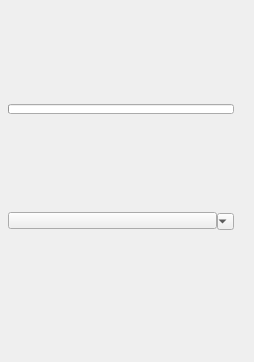
This is ui/1_base_menus/2_sub_menus/3_main_menus/lighting.ui in m3trik/Scripts_portable as Qt 5 draws it before an edit. The edited form follows.
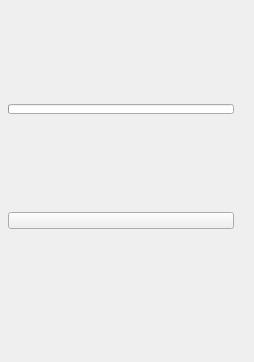
This is the edited form. Custom widgets are drawn as their Qt base class.

```diff
--- a/ui/1_base_menus/2_sub_menus/3_main_menus/lighting.ui
+++ b/ui/1_base_menus/2_sub_menus/3_main_menus/lighting.ui
@@ -51,50 +51,6 @@
      <property name="spacing">
       <number>0</number>
      </property>
-     <item row="1" column="1">
-      <widget class="QPushButton_Draggable" name="pin">
-       <property name="minimumSize">
-        <size>
-         <width>19</width>
-         <height>17</height>
-        </size>
-       </property>
-       <property name="maximumSize">
-        <size>
-         <width>999</width>
-         <height>17</height>
-        </size>
-       </property>
-       <property name="text">
-        <string/>
-       </property>
-       <property name="checkable">
-        <bool>true</bool>
-       </property>
-      </widget>
-     </item>
-     <item row="1" column="2">
-      <widget class="QComboBox_" name="cmb">
-       <property name="sizePolicy">
-        <sizepolicy hsizetype="Minimum" vsizetype="Ignored">
-         <horstretch>0</horstretch>
-         <verstretch>0</verstretch>
-        </sizepolicy>
-       </property>
-       <property name="minimumSize">
-        <size>
-         <width>17</width>
-         <height>17</height>
-        </size>
-       </property>
-       <property name="maximumSize">
-        <size>
-         <width>17</width>
-         <height>15</height>
-        </size>
-       </property>
-      </widget>
-     </item>
      <item row="0" column="1" colspan="2">
       <widget class="QProgressBar_" name="progressBar">
        <property name="sizePolicy">
@@ -141,6 +97,28 @@
        </item>
       </layout>
      </item>
+     <item row="1" column="1" colspan="2">
+      <widget class="QPushButton_Draggable" name="pin">
+       <property name="minimumSize">
+        <size>
+         <width>19</width>
+         <height>17</height>
+        </size>
+       </property>
+       <property name="maximumSize">
+        <size>
+         <width>999</width>
+         <height>17</height>
+        </size>
+       </property>
+       <property name="text">
+        <string/>
+       </property>
+       <property name="checkable">
+        <bool>true</bool>
+       </property>
+      </widget>
+     </item>
     </layout>
    </widget>
   </widget>
@@ -151,11 +129,6 @@
    <extends>QPushButton</extends>
    <header>widgets.qpushbutton_draggable.h</header>
   </customwidget>
-  <customwidget>
-   <class>QComboBox_</class>
-   <extends>QComboBox</extends>
-   <header>widgets.qcombobox_.h</header>
-  </customwidget>
   <customwidget>
    <class>QProgressBar_</class>
    <extends>QProgressBar</extends>
```
